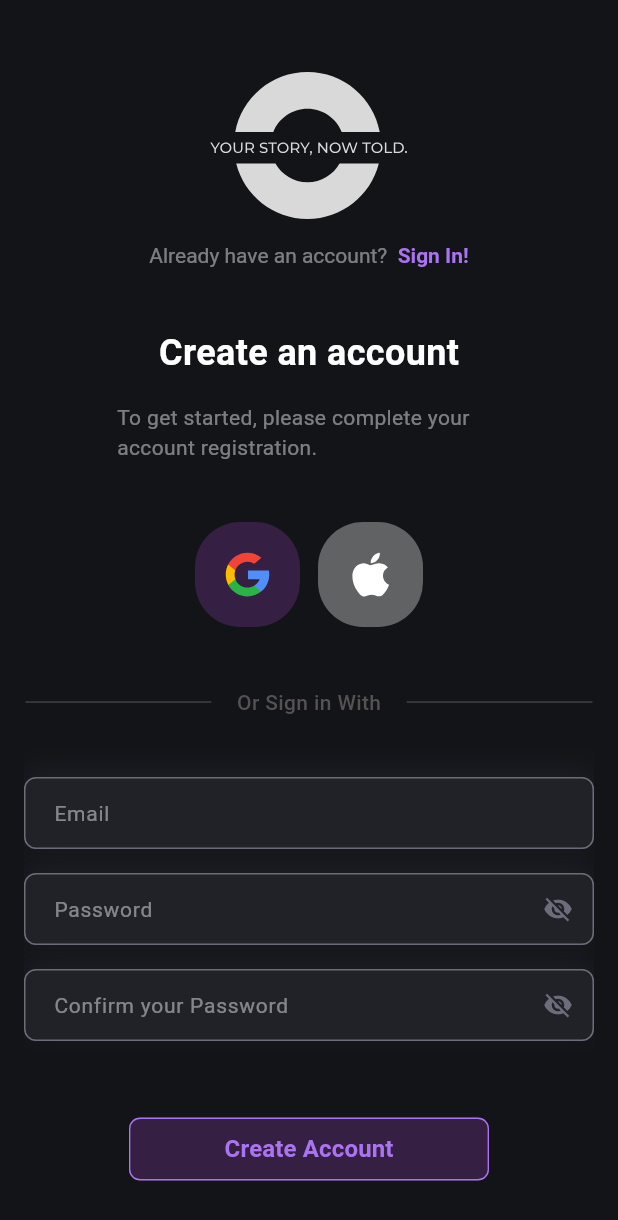
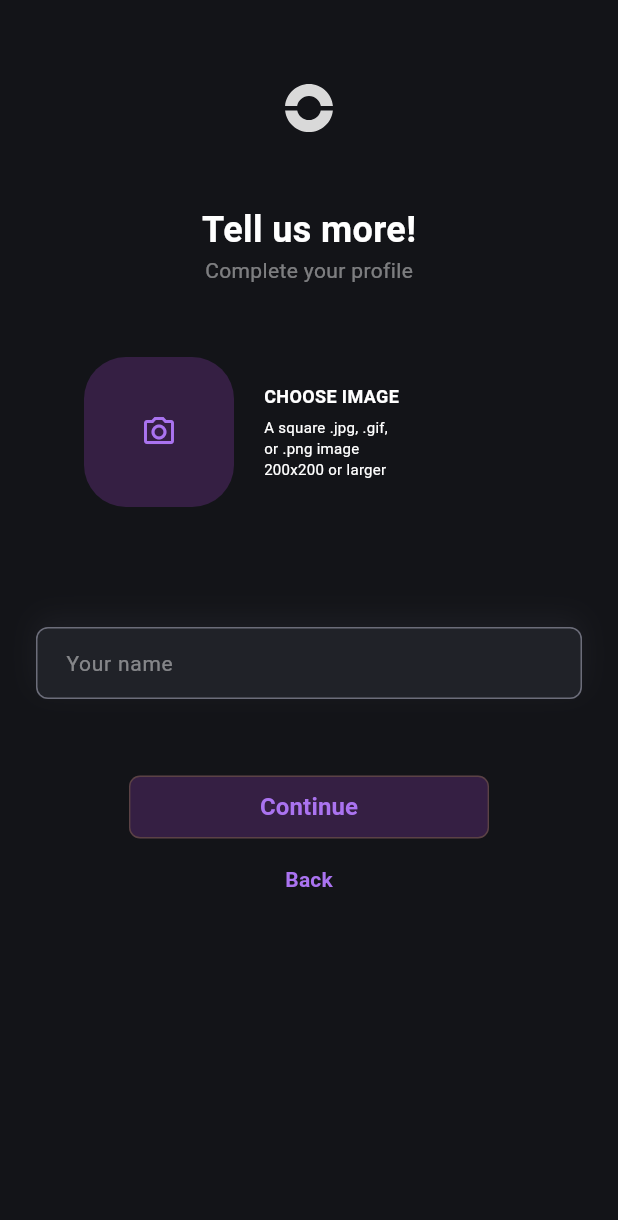
Before and after one commit to sigismundo03/untold, a Flutter app: the SignUpScreen screen opened by its route, after a tap on "Create Account", on a phone screen of 412 x 824 dp. Shown: the top 1220 px of the screen. Run offline on Flutter 3.47's test engine with Material 3 defaults, Android fonts, the phone set to English and light mode, and no system bars; our stand-ins replace dio, firebase_auth, firebase_core, flutter_mobx, flutter_svg, get_it and 2 more; accounts and stored records are empty; generated files the repository leaves out were written again.

Commit message:
feat: tela de onboarding

```diff
--- a/lib/routing/app_routes.dart
+++ b/lib/routing/app_routes.dart
@@ -2,6 +2,7 @@ import 'package:flutter/material.dart';
 import 'package:untold/ui/forgot_password/screen/forgot_password_instructions_screen.dart';
 import 'package:untold/ui/forgot_password/screen/forgot_password_screen.dart';
 import 'package:untold/ui/login/screen/login_screen.dart';
+import 'package:untold/ui/onboarding/screens/onboarding_screen.dart';
 import 'package:untold/ui/sign_up/screen/sign_up_screen.dart';
 
 class AppRoutes {
@@ -13,6 +14,8 @@ class AppRoutes {
   static const String login = '/login';
   static const String register = '/register';
   static const String resetPassword = '/reset-password';
+  static const String splash = '/splash';
+  static const String onboarding = '/onboarding';
 
   static Route<dynamic> generateRoute(RouteSettings settings) {
     switch (settings.name) {
@@ -33,6 +36,10 @@ class AppRoutes {
       case forgotPasswordInstructions:
         return MaterialPageRoute(
             builder: (_) => ForgotPasswordInstructionsScreen());
+      case splash:
+        return MaterialPageRoute(builder: (_) => LoginScreen());
+      case onboarding:
+        return MaterialPageRoute(builder: (_) => OnboardingScreen());
 
       default:
         return MaterialPageRoute(
--- a/lib/ui/login/widgets/primary_button_widget.dart
+++ b/lib/ui/login/widgets/primary_button_widget.dart
@@ -18,13 +18,13 @@ class PrimaryButton extends StatelessWidget {
         fixedSize: const Size(240, 42),
         backgroundColor: const Color.fromRGBO(188, 76, 241, 0.2),
         side: const BorderSide(
-          color: Color.fromRGBO(170, 115, 240, 1),
+          color: const Color.fromRGBO(241, 204, 76, 0.2),
           width: 0.92,
         ),
         shape: RoundedRectangleBorder(
           borderRadius: BorderRadius.circular(7.33),
         ),
-        shadowColor: const Color.fromRGBO(241, 204, 76, 0.2),
+        shadowColor: Color.fromRGBO(170, 115, 240, 1),
         elevation: 0,
       ),
       child: Text(
--- /dev/null
+++ b/lib/ui/onboarding/screens/onboarding_screen.dart
@@ -0,0 +1,105 @@
+import 'package:flutter/material.dart';
+import 'package:flutter_mobx/flutter_mobx.dart';
+import 'package:flutter_svg/flutter_svg.dart';
+import 'package:untold/ui/onboarding/widgets/image_picker_dialog_widget%20.dart';
+
+import '../../login/screen/login_screen.dart';
+import '../../login/widgets/primary_button_widget.dart';
+import '../../login/widgets/primary_text_field_widget.dart';
+import '../widgets/choose_image_card_widget.dart';
+
+class OnboardingScreen extends StatefulWidget {
+  const OnboardingScreen({super.key});
+
+  @override
+  State<OnboardingScreen> createState() => _OnboardingScreenState();
+}
+
+class _OnboardingScreenState extends State<OnboardingScreen> {
+  @override
+  Widget build(BuildContext context) {
+    return Scaffold(
+      body: Padding(
+        padding: const EdgeInsets.all(24),
+        child: Column(
+          crossAxisAlignment: CrossAxisAlignment.center,
+          spacing: 16,
+          children: [
+            const SizedBox(height: 16),
+            SvgPicture.asset(
+              'assets/small_logo.svg',
+              width: 32,
+              height: 32,
+              colorFilter: ColorFilter.mode(
+                  Color.fromRGBO(217, 217, 217, 1), BlendMode.srcIn),
+            ),
+            const SizedBox(height: 16),
+            Column(
+              children: [
+                Text(
+                  'Tell us more!',
+                  style: TextStyle(
+                    fontSize: 24,
+                    fontWeight: FontWeight.w600,
+                    color: Color.fromRGBO(255, 255, 255, 1),
+                  ),
+                ),
+                Text(
+                  'Complete your profile',
+                  style: TextStyle(
+                    fontSize: 14,
+                    fontWeight: FontWeight.w400,
+                    color: Color.fromRGBO(255, 255, 255, 0.45),
+                  ),
+                ),
+              ],
+            ),
+            Padding(
+              padding: const EdgeInsets.all(32),
+              child: ChooseImageCardWidget(
+                onTap: () {
+                  showModalBottomSheet(
+                    context: context,
+                    builder: (context) => ImagePickerDialogWidget(
+                      onCameraTap: () {
+                        // Abrir câmera
+                      },
+                      onGalleryTap: () {
+                        // Abrir galeria
+                      },
+                    ),
+                  );
+                },
+              ),
+            ),
+            const SizedBox(height: 16),
+            Observer(builder: (_) {
+              return PrimaryTextFieldWidget(
+                hintText: 'Your name',
+                controller: TextEditingController(),
+                onChanged: (_) {},
+              );
+            }),
+            const SizedBox(height: 16),
+            Column(
+              children: [
+                PrimaryButton(
+                  onPressed: () {
+                    Navigator.pop(context);
+                  },
+                  text: 'Continue',
+                ),
+                SecondaryButtonWidget(
+                  onPressed: () {
+                    Navigator.pop(context);
+                  },
+                  value: 'Back',
+                ),
+              ],
+            ),
+          ],
+        ),
+      ),
+    );
+  }
+}
--- /dev/null
+++ b/lib/ui/onboarding/widgets/choose_image_card_widget.dart
@@ -0,0 +1,58 @@
+import 'package:flutter/material.dart';
+
+class ChooseImageCardWidget extends StatelessWidget {
+  final VoidCallback? onTap;
+
+  const ChooseImageCardWidget({super.key, this.onTap});
+
+  @override
+  Widget build(BuildContext context) {
+    return Row(
+      children: [
+        GestureDetector(
+          onTap: onTap,
+          child: Container(
+            width: 100,
+            height: 100,
+            decoration: BoxDecoration(
+              color: const Color.fromRGBO(188, 76, 241, 0.2),
+              borderRadius: BorderRadius.circular(28),
+            ),
+            child: const Center(
+              child: Icon(
+                Icons.camera_alt_outlined,
+                color: Color.fromRGBO(170, 115, 240, 1),
+                size: 24,
+              ),
+            ),
+          ),
+        ),
+        const SizedBox(width: 20),
+        const Column(
+          crossAxisAlignment: CrossAxisAlignment.start,
+          children: [
+            Text(
+              "CHOOSE IMAGE",
+              style: TextStyle(
+                color: Color.fromRGBO(255, 255, 255, 1),
+                fontWeight: FontWeight.w700,
+                fontSize: 12,
+              ),
+            ),
+            SizedBox(height: 6),
+            Text(
+              "A square .jpg, .gif,\nor .png image\n200x200 or larger",
+              style: TextStyle(
+                color: Color.fromRGBO(255, 255, 255, 1),
+                fontSize: 10,
+                fontWeight: FontWeight.w400,
+                letterSpacing: 0.2,
+                height: 1.4,
+              ),
+            ),
+          ],
+        ),
+      ],
+    );
+  }
+}
--- a/lib/ui/sign_up/screen/sign_up_screen.dart
+++ b/lib/ui/sign_up/screen/sign_up_screen.dart
@@ -1,6 +1,7 @@
 import 'package:flutter/material.dart';
 import 'package:flutter_mobx/flutter_mobx.dart';
 import 'package:flutter_svg/flutter_svg.dart';
+import 'package:untold/routing/app_routes.dart';
 
 import '../../login/widgets/primary_button_widget.dart';
 import '../../login/widgets/primary_text_field_widget.dart';
@@ -147,7 +148,9 @@ class _SignUpScreenState extends State<SignUpScreen> {
               const SizedBox(height: 16),
               Observer(builder: (_) {
                 return PrimaryButton(
-                  onPressed: () {},
+                  onPressed: () {
+                    Navigator.pushNamed(context, AppRoutes.onboarding);
+                  },
                   text: 'Create Account',
                 );
               }),
```
Also changed, not shown: lib/ui/onboarding/widgets/image_picker_dialog_widget .dart (added, +131 -0 lines).
